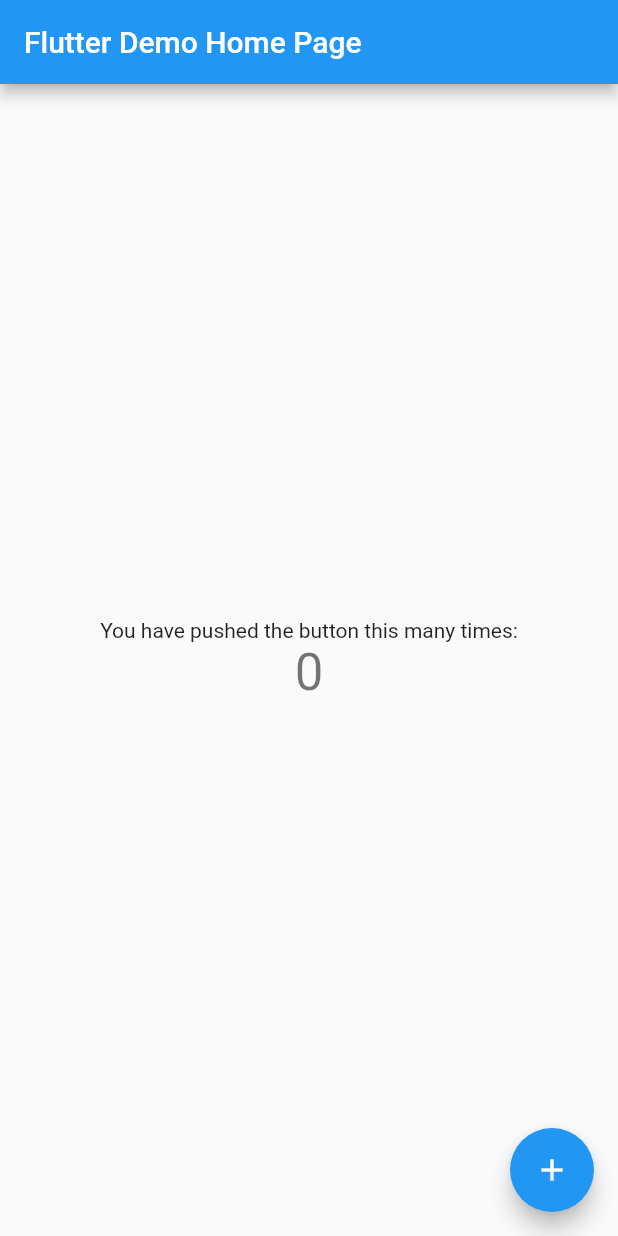
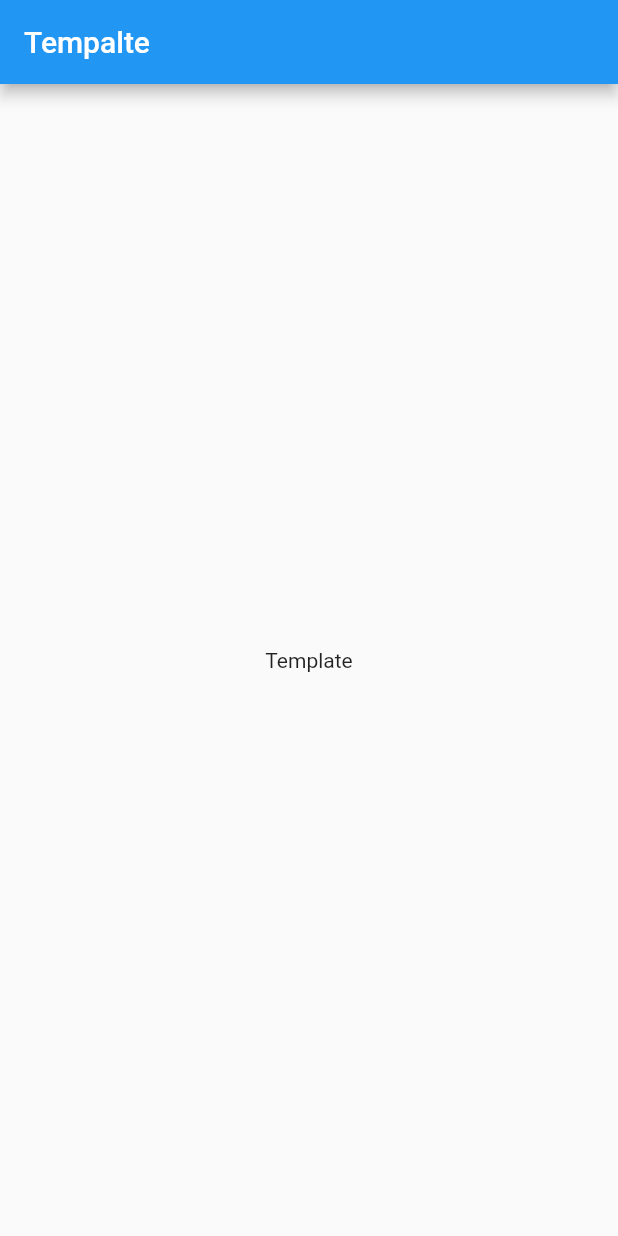
Before and after one commit to delwinbest/flutter_complete_guide, a Flutter app: the screen it shows after launch, on a phone screen of 412 x 824 dp. Run offline on Flutter 3.47's test engine with Material 2 defaults, Android fonts, the phone set to English and light mode, and no system bars.

Commit message:
init clean app template

```diff
--- a/lib/main.dart
+++ b/lib/main.dart
@@ -7,109 +7,26 @@ void main() {
 class MyApp extends StatelessWidget {
   const MyApp({super.key});
 
-  // This widget is the root of your application.
   @override
   Widget build(BuildContext context) {
     return MaterialApp(
       title: 'Flutter Demo',
       theme: ThemeData(
-        // This is the theme of your application.
-        //
-        // Try running your application with "flutter run". You'll see the
-        // application has a blue toolbar. Then, without quitting the app, try
-        // changing the primarySwatch below to Colors.green and then invoke
-        // "hot reload" (press "r" in the console where you ran "flutter run",
-        // or simply save your changes to "hot reload" in a Flutter IDE).
-        // Notice that the counter didn't reset back to zero; the application
-        // is not restarted.
         primarySwatch: Colors.blue,
       ),
-      home: const MyHomePage(title: 'Flutter Demo Home Page'),
+      home: const MyHomePage(),
     );
   }
 }
 
-class MyHomePage extends StatefulWidget {
-  const MyHomePage({super.key, required this.title});
-
-  // This widget is the home page of your application. It is stateful, meaning
-  // that it has a State object (defined below) that contains fields that affect
-  // how it looks.
-
-  // This class is the configuration for the state. It holds the values (in this
-  // case the title) provided by the parent (in this case the App widget) and
-  // used by the build method of the State. Fields in a Widget subclass are
-  // always marked "final".
-
-  final String title;
-
-  @override
-  State<MyHomePage> createState() => _MyHomePageState();
-}
-
-class _MyHomePageState extends State<MyHomePage> {
-  int _counter = 0;
-
-  void _incrementCounter() {
-    setState(() {
-      // This call to setState tells the Flutter framework that something has
-      // changed in this State, which causes it to rerun the build method below
-      // so that the display can reflect the updated values. If we changed
-      // _counter without calling setState(), then the build method would not be
-      // called again, and so nothing would appear to happen.
-      _counter++;
-    });
-  }
+class MyHomePage extends StatelessWidget {
+  const MyHomePage({super.key});
 
   @override
   Widget build(BuildContext context) {
-    // This method is rerun every time setState is called, for instance as done
-    // by the _incrementCounter method above.
-    //
-    // The Flutter framework has been optimized to make rerunning build methods
-    // fast, so that you can just rebuild anything that needs updating rather
-    // than having to individually change instances of widgets.
     return Scaffold(
-      appBar: AppBar(
-        // Here we take the value from the MyHomePage object that was created by
-        // the App.build method, and use it to set our appbar title.
-        title: Text(widget.title),
-      ),
-      body: Center(
-        // Center is a layout widget. It takes a single child and positions it
-        // in the middle of the parent.
-        child: Column(
-          // Column is also a layout widget. It takes a list of children and
-          // arranges them vertically. By default, it sizes itself to fit its
-          // children horizontally, and tries to be as tall as its parent.
-          //
-          // Invoke "debug painting" (press "p" in the console, choose the
-          // "Toggle Debug Paint" action from the Flutter Inspector in Android
-          // Studio, or the "Toggle Debug Paint" command in Visual Studio Code)
-          // to see the wireframe for each widget.
-          //
-          // Column has various properties to control how it sizes itself and
-          // how it positions its children. Here we use mainAxisAlignment to
-          // center the children vertically; the main axis here is the vertical
-          // axis because Columns are vertical (the cross axis would be
-          // horizontal).
-          mainAxisAlignment: MainAxisAlignment.center,
-          children: <Widget>[
-            const Text(
-              'You have pushed the button this many times:',
-            ),
-            Text(
-              '$_counter',
-              style: Theme.of(context).textTheme.headlineMedium,
-            ),
-          ],
-        ),
-      ),
-      floatingActionButton: FloatingActionButton(
-        onPressed: _incrementCounter,
-        tooltip: 'Increment',
-        child: const Icon(Icons.add),
-      ), // This trailing comma makes auto-formatting nicer for build methods.
+      appBar: AppBar(title: const Text('Tempalte')),
+      body: const Center(child: Text('Template')),
     );
   }
 }
```
Also changed, not shown: 1 other file.
